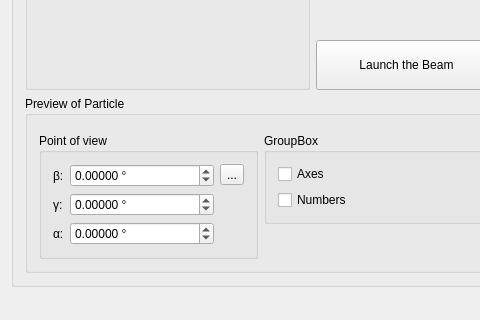
Qt form src/ui/MainWindow.ui (Heart-Under-Blade/BS_visual) before a commit; both pictures show x 0 to 480 and y 389 to 709 of the 1190 by 709 pixel window.
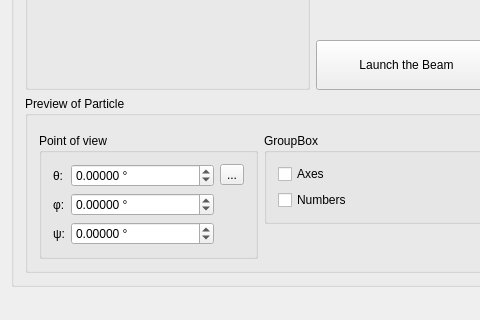
The same form after that commit. Icons and pictures are not drawn.

Commit message: [fix] rotation of view

```diff
--- a/src/ui/MainWindow.ui
+++ b/src/ui/MainWindow.ui
@@ -444,43 +444,43 @@
                  </property>
                 </widget>
                </item>
-               <item row="1" column="1">
-                <widget class="QDoubleSpinBox" name="doubleSpinBox_view_gamma">
-                 <property name="prefix">
-                  <string/>
-                 </property>
-                 <property name="suffix">
-                  <string> °</string>
-                 </property>
-                 <property name="decimals">
-                  <number>5</number>
-                 </property>
-                 <property name="minimum">
-                  <double>-360.000000000000000</double>
-                 </property>
-                 <property name="maximum">
-                  <double>360.000000000000000</double>
-                 </property>
-                </widget>
-               </item>
-               <item row="1" column="0">
+               <item row="2" column="0">
                 <widget class="QLabel" name="label_9">
                  <property name="text">
-                  <string>γ:</string>
+                  <string>ψ:</string>
                  </property>
                 </widget>
                </item>
                <item row="0" column="0">
                 <widget class="QLabel" name="label_7">
                  <property name="text">
-                  <string>β:</string>
+                  <string>θ:</string>
                  </property>
                 </widget>
                </item>
-               <item row="2" column="0">
+               <item row="1" column="1">
+                <widget class="QDoubleSpinBox" name="doubleSpinBox_phi">
+                 <property name="prefix">
+                  <string/>
+                 </property>
+                 <property name="suffix">
+                  <string> °</string>
+                 </property>
+                 <property name="decimals">
+                  <number>5</number>
+                 </property>
+                 <property name="minimum">
+                  <double>-360.000000000000000</double>
+                 </property>
+                 <property name="maximum">
+                  <double>360.000000000000000</double>
+                 </property>
+                </widget>
+               </item>
+               <item row="1" column="0">
                 <widget class="QLabel" name="label_11">
                  <property name="text">
-                  <string>α:</string>
+                  <string>φ:</string>
                  </property>
                 </widget>
                </item>
```
Left out of the diff: 4 changed lines with no effect on the pictures. The commit also changes 5 other files.
